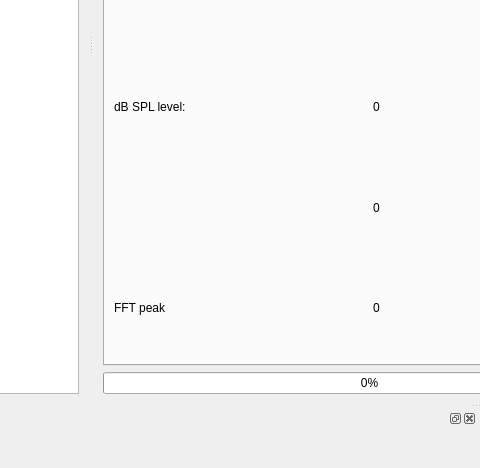
portfors-lab/sparkle, file spikeylab/main/main_control.ui: the form before one commit; both pictures show x 186 to 666 and y 335 to 803 of the 1332 by 803 pixel window.
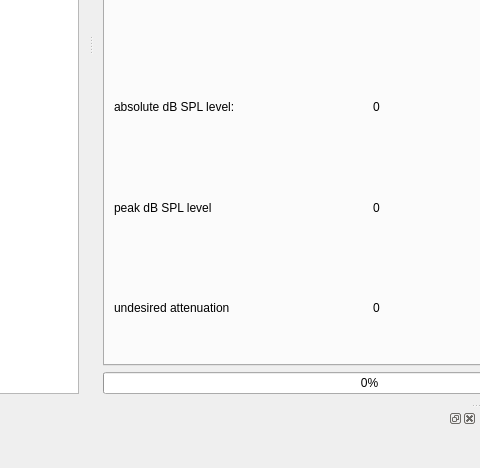
The form after the commit. The open tabs and pages were chosen to show the change. Custom widgets are drawn as their Qt base class.

Patch:
```diff
--- a/spikeylab/main/main_control.ui
+++ b/spikeylab/main/main_control.ui
@@ -286,7 +286,7 @@
               <item row="0" column="0">
                <widget class="QLabel" name="label_18">
                 <property name="text">
-                 <string>dB SPL level:</string>
+                 <string>absolute dB SPL level:</string>
                 </property>
                </widget>
               </item>
@@ -307,7 +307,14 @@
               <item row="2" column="0">
                <widget class="QLabel" name="label_19">
                 <property name="text">
-                 <string>FFT peak</string>
+                 <string>undesired attenuation</string>
+                </property>
+               </widget>
+              </item>
+              <item row="1" column="0">
+               <widget class="QLabel" name="label_9">
+                <property name="text">
+                 <string>peak dB SPL level</string>
                 </property>
                </widget>
               </item>
```
Left out of the diff: 4 changed lines with no effect on the pictures.
